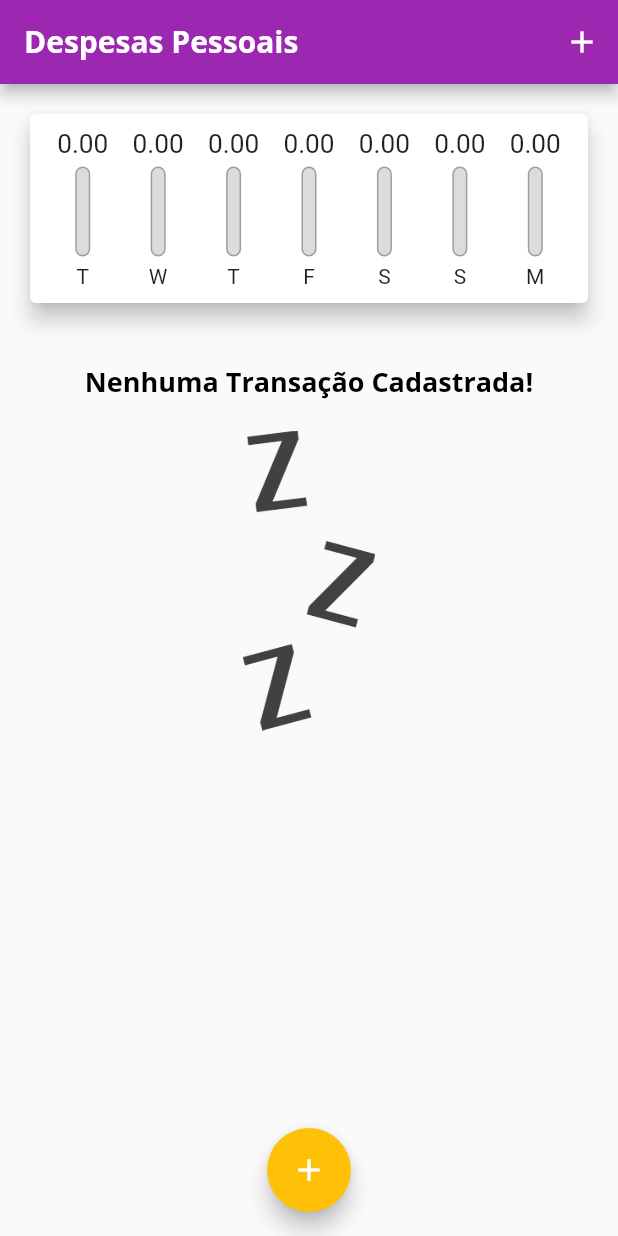
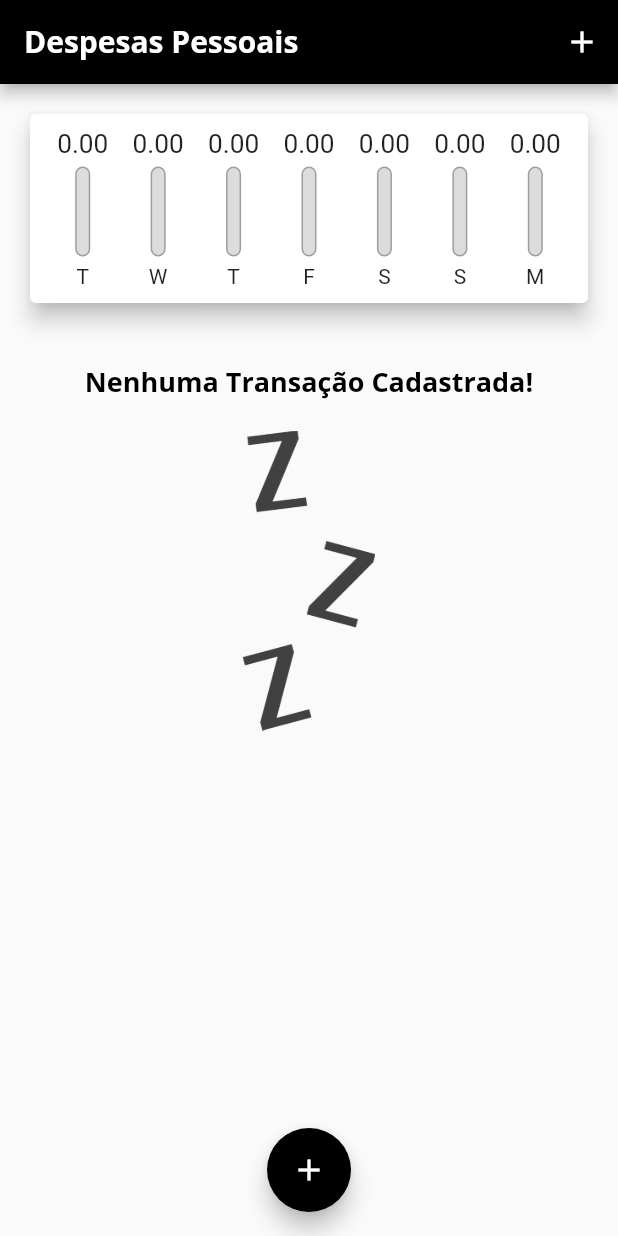
Before and after one commit to joseciceroassisjr/expenses, a Flutter app: the screen it shows after launch, on a phone screen of 412 x 824 dp. Run offline on Flutter 3.47's test engine with Material 2 defaults, Android fonts, the phone set to English and light mode, and no system bars.

Commit message:
nova cor

```diff
--- a/lib/components/transaction_list.dart
+++ b/lib/components/transaction_list.dart
@@ -43,7 +43,7 @@ class TransactionList extends StatelessWidget {
                   ),
                   child: ListTile(
                     leading: CircleAvatar(
-                      backgroundColor: Colors.purple,
+                      backgroundColor: Colors.black,
                       radius: 30,
                       child: Padding(
                         padding: const EdgeInsets.all(6),
--- a/lib/main.dart
+++ b/lib/main.dart
@@ -18,8 +18,8 @@ class ExpensesApp extends StatelessWidget {
       home: const MyHomePage(),
       theme: tema.copyWith(
         colorScheme: tema.colorScheme.copyWith(
-          primary: Colors.purple,
-          secondary: Colors.amber,
+          primary: Colors.black,
+          secondary: Colors.black,
         ),
         textTheme: tema.textTheme.copyWith(
           headline6: const TextStyle(
```
